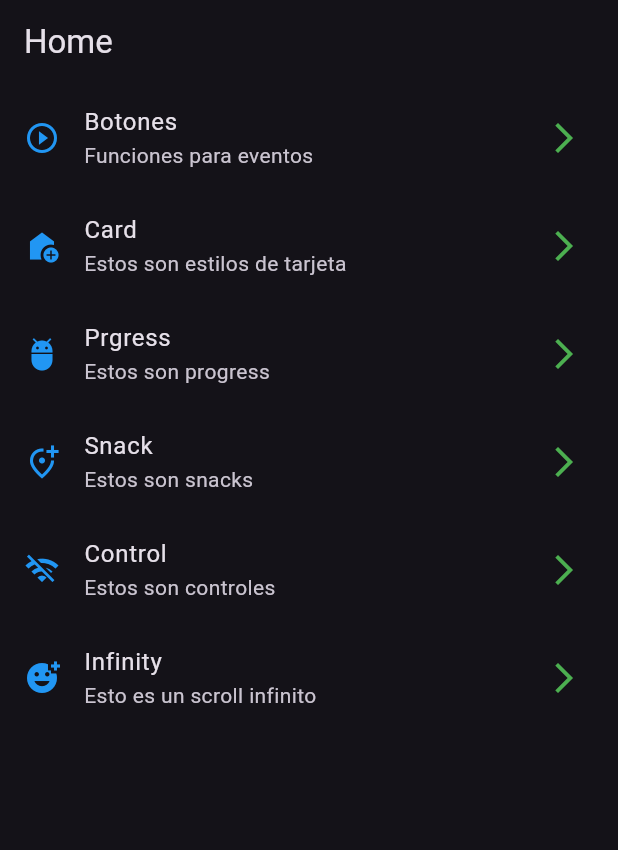
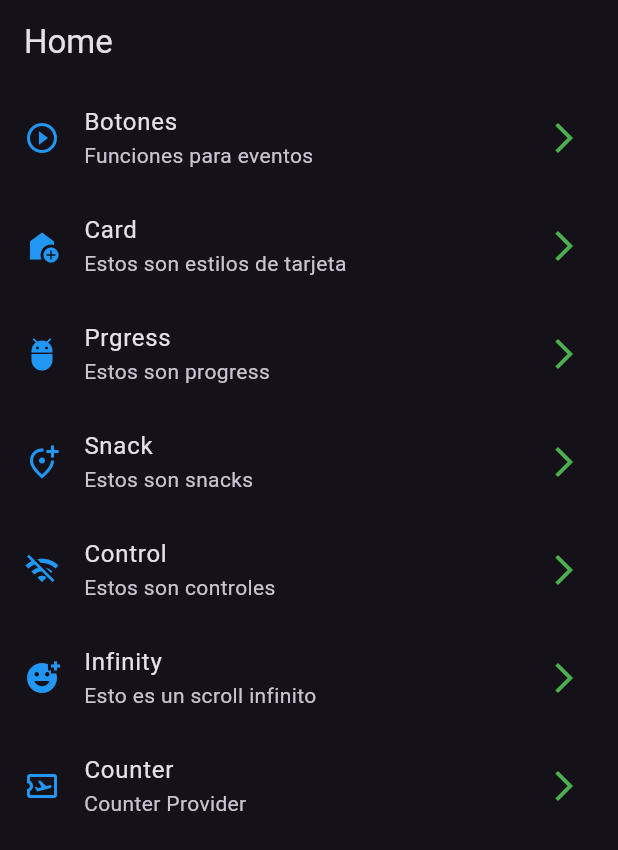
Before and after one commit to yademirh/All-Widgets-Flutter, a Flutter app: the screen it shows after launch, on a phone screen of 412 x 824 dp. Shown: the top 850 px of the screen. Run offline on Flutter 3.47's test engine with Material 3 defaults, Android fonts, the phone set to English and light mode, and no system bars; our stand-ins replace flutter_riverpod, go_router.

Commit message:
Hecho en clase 07 de Mayo

```diff
--- a/lib/config/menu/menu_items.dart
+++ b/lib/config/menu/menu_items.dart
@@ -50,5 +50,11 @@ const appMenuItem = <MenuItems>[
     subtitle: "Esto es un scroll infinito",
     link: "/infinity",
     icon: Icons.add_reaction_sharp,
+  ),
+    MenuItems(
+    title: "Counter",
+    subtitle: "Counter Provider",
+    link: "/counter",
+    icon: Icons.airplane_ticket_outlined,
   )
 ];
--- a/lib/config/router/app_router.dart
+++ b/lib/config/router/app_router.dart
@@ -31,5 +31,10 @@ final GoRouter appRouter = GoRouter(initialLocation: "/", routes: <RouteBase>[
     path: "/infinity",
     name: "infinity",
     builder: (context, state) => const InfinityScreen(),
+  ),
+  GoRoute(
+    path: "/counter",
+    name: "counter",
+    builder: (context, state) => const CounterScreen(),
   )
 ]);
--- a/lib/main.dart
+++ b/lib/main.dart
@@ -1,21 +1,25 @@
+import 'package:flutter_riverpod/flutter_riverpod.dart';
 import 'package:widget_all/config/router/app_router.dart';
+import 'package:widget_all/presentation/providers/theme_provider.dart';
 import 'package:widget_all/styles/app_theme.dart';
 import 'package:flutter/material.dart';
 
-
-void main(){
-  runApp(const MyApp());
+void main() {
+  runApp(const ProviderScope(child: MyApp()));
 }
 
-class MyApp extends StatelessWidget {
+class MyApp extends ConsumerWidget {
   const MyApp({super.key});
 
   @override
-  Widget build(BuildContext context) {
+  Widget build(BuildContext context, WidgetRef ref) {
+
+    final thema = ref.watch(themeProviderLigth);
+
     return MaterialApp.router(
       routerConfig: appRouter,
       debugShowCheckedModeBanner: false,
-      theme: AppTheme.getTheme(),
+      theme: AppTheme(colorThema: thema).getTheme(),
     );
   }
 }
--- /dev/null
+++ b/lib/presentation/providers/counter_provider.dart
@@ -0,0 +1,5 @@
+
+import "package:flutter_riverpod/flutter_riverpod.dart";
+
+// proveedor permite la modificacion
+final counterProvider = StateProvider((ref) => 1);
--- /dev/null
+++ b/lib/presentation/providers/theme_provider.dart
@@ -0,0 +1,12 @@
+import 'package:flutter_riverpod/flutter_riverpod.dart';
+import 'package:widget_all/styles/app_theme.dart';
+
+final themeProviderLigth = StateProvider((ref) => true);
+
+final colorListProvider = Provider((ref) => []);
+
+final themeNotifierProvider = StateNotifierProvider((ref) => ThemeNofier());
+
+class ThemeNofier extends StateNotifier{
+  ThemeNofier() : super(AppTheme(colorThema: true));
+}
--- a/lib/presentation/screens/progress/screens.dart
+++ b/lib/presentation/screens/progress/screens.dart
@@ -1,3 +1,4 @@
+export 'package:widget_all/presentation/screens/counter/counter_screen.dart';
 export 'package:widget_all/presentation/screens/infinity/infinity_screen.dart';
 export 'package:widget_all/presentation/screens/control/control_screen.dart';
 export 'package:widget_all/presentation/screens/button/button_screen.dart';
--- a/lib/styles/app_theme.dart
+++ b/lib/styles/app_theme.dart
@@ -1,9 +1,14 @@
 import 'package:flutter/material.dart';
 
 class AppTheme{
-  static ThemeData getTheme() {
+
+  final bool colorThema ;
+
+  AppTheme({required this.colorThema});
+
+  ThemeData getTheme() {
     return ThemeData(
-      brightness: Brightness.dark
+      brightness: colorThema ? Brightness.dark : Brightness.light,
     );
   }
 
--- a/pubspec.yaml
+++ b/pubspec.yaml
@@ -36,6 +36,7 @@ dependencies:
   # Use with the CupertinoIcons class for iOS style icons.
   cupertino_icons: ^1.0.6
   go_router: ^14.0.2
+  flutter_riverpod: ^2.5.1
 
 dev_dependencies:
   flutter_test:
```
Also changed, not shown: lib/presentation/screens/counter/counter_screen.dart (added, +39 -0 lines), lib/presentation/screens/infinity/infinity_screen.dart (+24 -3 lines), pubspec.lock.
